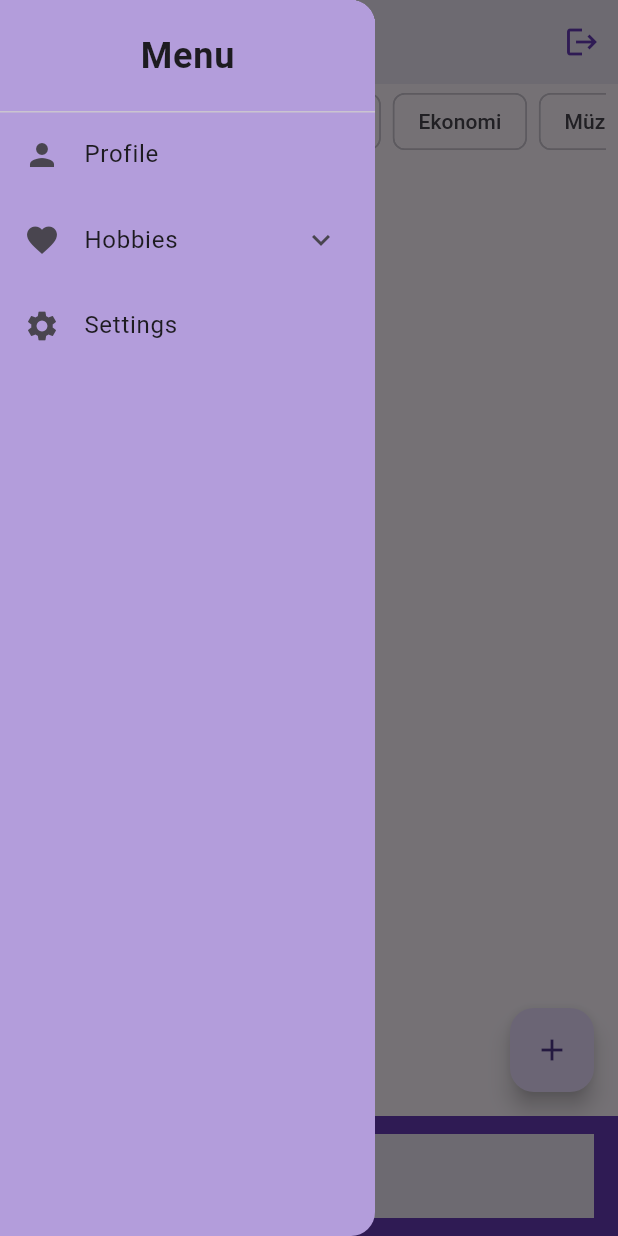
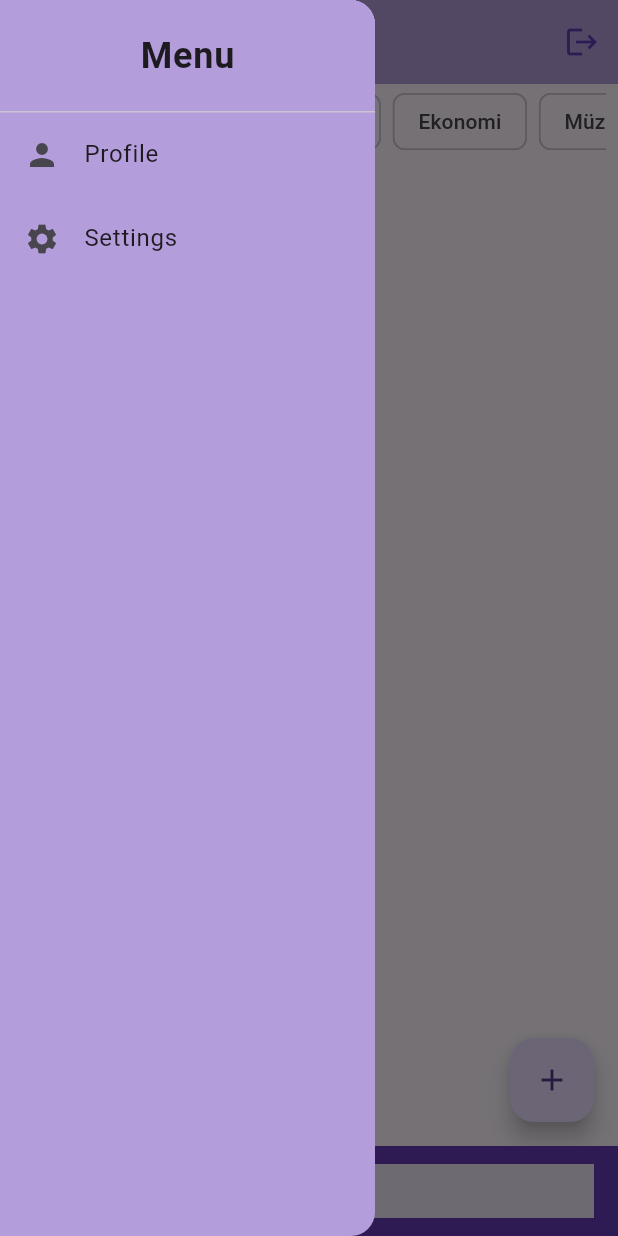
Before and after one commit to hhalsancak70/Als, a Flutter app: the screen it shows once a user with an empty profile is signed in, with the side drawer open, on a phone screen of 412 x 824 dp. Run offline on Flutter 3.47's test engine with Material 3 defaults, Android fonts, the phone set to English and light mode, and no system bars; our stand-ins replace cloud_firestore, firebase_auth, firebase_core, firebase_messaging, firebase_storage, flutter_local_notifications and 3 more; accounts and stored records are empty.

Commit message:
Update Bottombar.dart

```diff
--- a/lib/Screens/Bottombar.dart
+++ b/lib/Screens/Bottombar.dart
@@ -7,6 +7,7 @@ import 'package:hobby/Screens/News.dart';
 import 'package:hobby/Screens/Profile.dart';
 import 'package:hobby/Screens/ShoppingScreen.dart';
 import 'package:shared_preferences/shared_preferences.dart';
+import 'package:hobby/Screens/SettingsScreen.dart';
 
 class BottomBar extends StatefulWidget {
   const BottomBar({super.key});
@@ -24,6 +25,7 @@ class _BottomBarState extends State<BottomBar> {
     const BloggingScreen(),
     const NewsScreen(),
     const ShoppingScreen(),
+    const SettingsScreen(),
   ];
 
   void _onTappedIndex(int index) {
@@ -44,7 +46,7 @@ class _BottomBarState extends State<BottomBar> {
       appBar: AppBar(
         centerTitle: true,
         title: const Text('Hobby'),
-        backgroundColor: Colors.deepPurple[50],
+        backgroundColor: Colors.deepPurple[200],
         leading: Builder(
           builder: (context) => GestureDetector(
             onTap: () => Scaffold.of(context).openDrawer(),
@@ -116,48 +118,17 @@ class _BottomBarState extends State<BottomBar> {
               },
             ),
 
-            // Hobbies Item with Expansion
-            ExpansionTile(
-              leading: const Icon(Icons.favorite),
-              title: const Text('Hobbies'),
-              children: [
-                ListTile(
-                  title: const Text('All Hobbies'),
-                  onTap: () {
-                    // Handle All Hobbies navigation
-                    Navigator.pop(context);
-                  },
-                ),
-                ListTile(
-                  title: const Text('Football'),
-                  onTap: () {
-                    // Handle Football navigation
-                    Navigator.pop(context);
-                  },
-                ),
-                ListTile(
-                  title: const Text('Cinema'),
-                  onTap: () {
-                    // Handle Cinema navigation
-                    Navigator.pop(context);
-                  },
-                ),
-                ListTile(
-                  title: const Text('Economy'),
-                  onTap: () {
-                    // Handle Economy navigation
-                    Navigator.pop(context);
-                  },
-                ),
-              ],
-            ),
             // Settings Item
             ListTile(
               leading: const Icon(Icons.settings),
               title: const Text('Settings'),
               onTap: () {
                 // Handle Settings navigation here
-                Navigator.pop(context);
+                Navigator.push(
+                  context,
+                  MaterialPageRoute(
+                      builder: (context) => const SettingsScreen()),
+                );
               },
             ),
           ],
@@ -167,6 +138,7 @@ class _BottomBarState extends State<BottomBar> {
         child: _pages[_selectedIndex],
       ),
       bottomNavigationBar: BottomAppBar(
+        height: 60,
         child: Container(
           padding: const EdgeInsets.symmetric(horizontal: 16.0),
           color: Colors.deepPurple[50],
```
